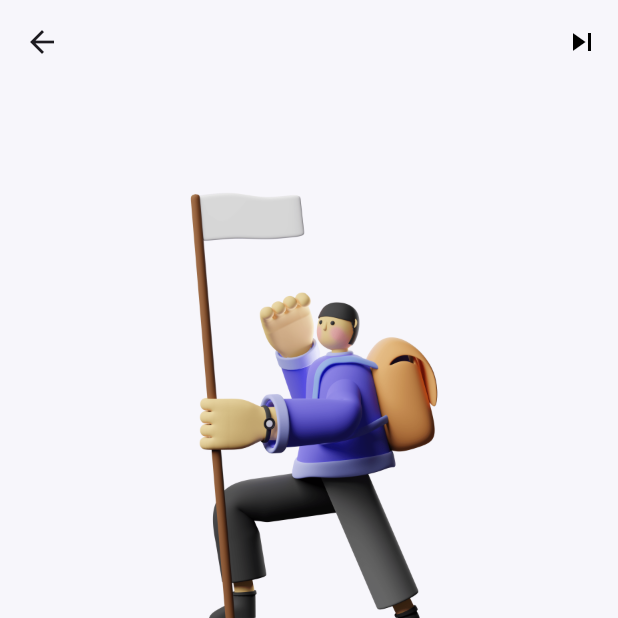
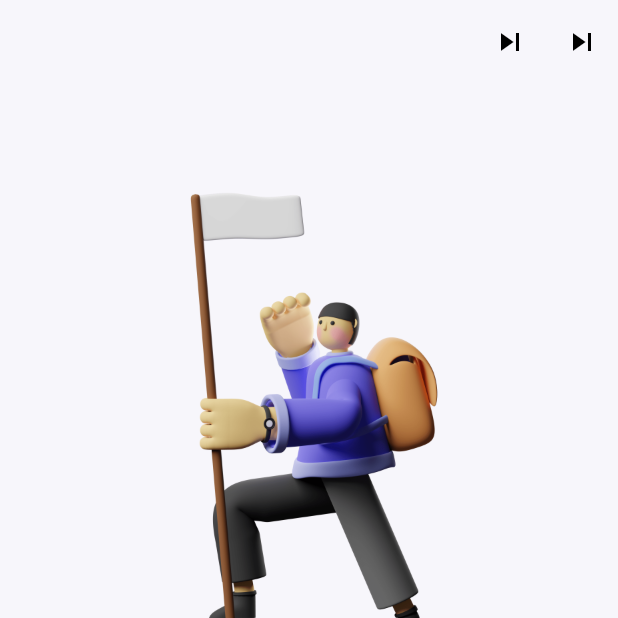
Before and after one commit to dot-config-IIITS/application-SIH-BachavSetu, a Flutter app: the Welcome screen opened directly, on a phone screen of 412 x 824 dp, the top half of it. Run offline on Flutter 3.47's test engine with Material 3 defaults, Android fonts, the phone set to English and light mode, and no system bars; our stand-ins replace curved_navigation_bar, socket_io_client.

Commit message:
Minor Changes In Login & Form

```diff
--- a/bachavsetu/lib/login/welcome.dart
+++ b/bachavsetu/lib/login/welcome.dart
@@ -1,4 +1,5 @@
 import '/article/articlehomepage.dart';
+import '../init_page.dart';
 import 'package:flutter/material.dart';
 import 'login.dart';
 
@@ -29,7 +30,20 @@ class _WelcomeState extends State<Welcome> {
               );
             },
           ),
-          ]),
+          IconButton(
+            icon: const Icon(
+              Icons.skip_next,
+              color: Colors.black,
+            ),
+            onPressed: () {
+              Navigator.push(
+                context,
+                MaterialPageRoute(builder: (context) => InitPage()),
+              );
+            },
+          ),
+        ],
+      ),
       resizeToAvoidBottomInset: false,
       backgroundColor: const Color(0xfff7f6fb),
       body: SafeArea(
--- a/bachavsetu/lib/main.dart
+++ b/bachavsetu/lib/main.dart
@@ -17,9 +17,9 @@ class MyApp extends StatelessWidget {
       title: 'BachavSetu',
       debugShowCheckedModeBanner: false,
       theme: ThemeData(fontFamily: 'GE Inspira'),
-      // home: Welcome(),
+      home: Welcome(),
       // home: ArticleHomePage(),
-      home: InitPage(),
+      // home: InitPage(),
     );
   }
 }
```
Also changed, not shown: bachavsetu/lib/login/login.dart (+12 -6 lines). Lines whose indentation alone changed are shown as unchanged.
